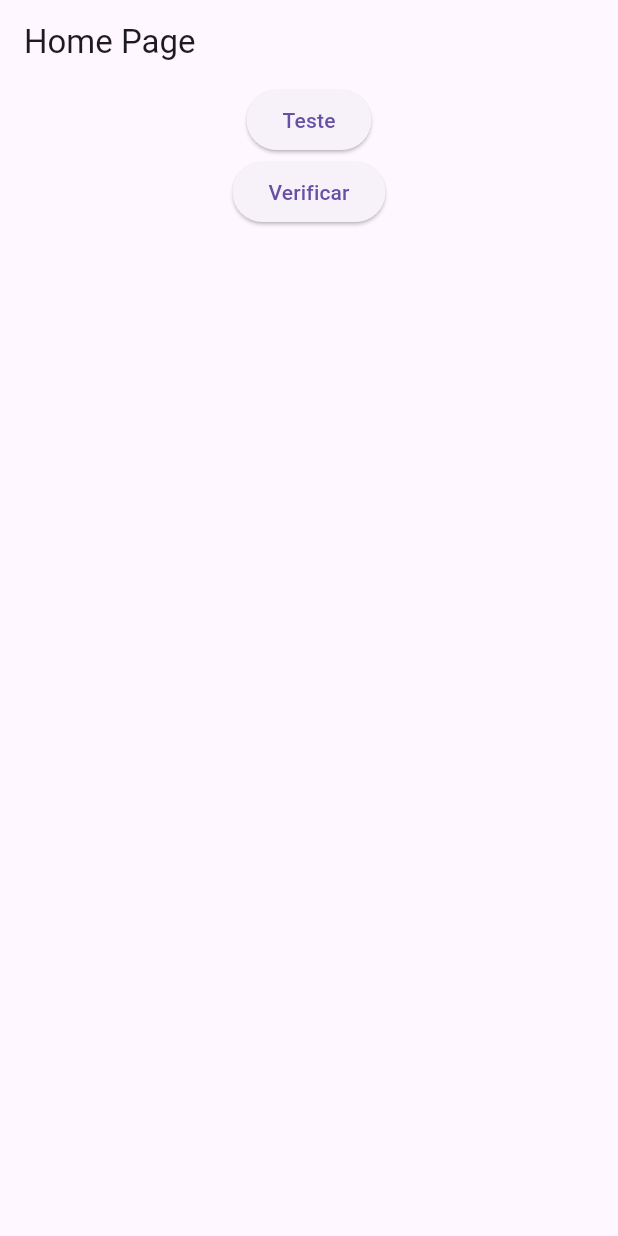
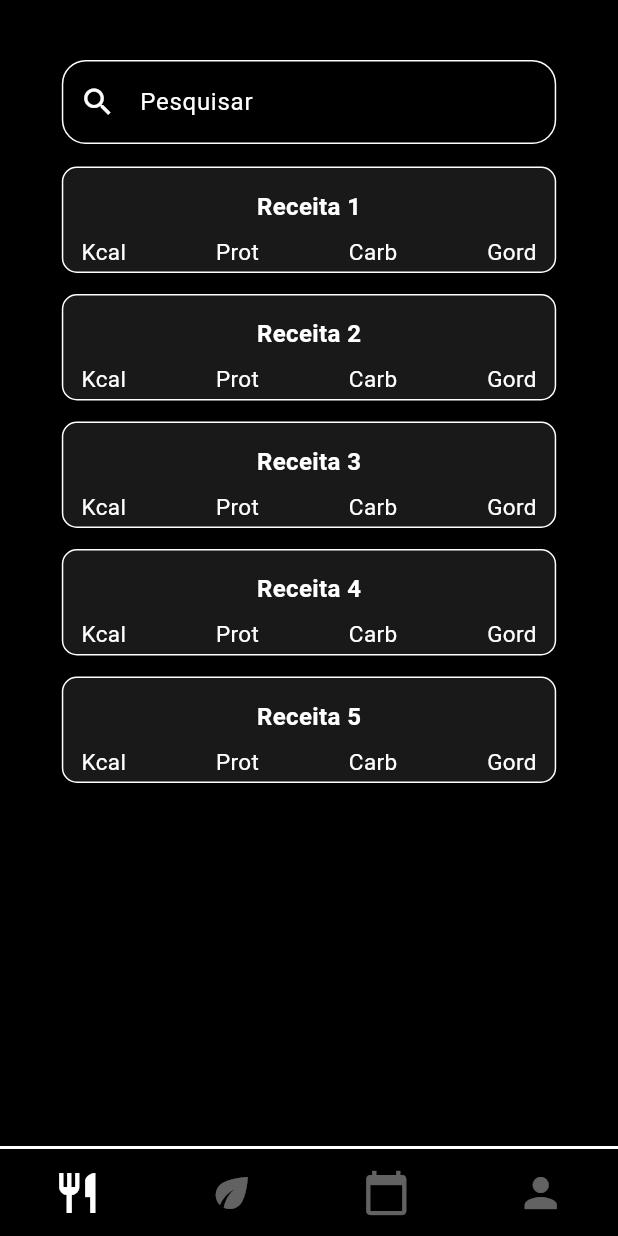
Before and after one commit to XxPregoxX/project_shape, a Flutter app: the screen it shows after launch, on a phone screen of 412 x 824 dp. Run offline on Flutter 3.47's test engine with Material 3 defaults, Android fonts, the phone set to English and light mode, and no system bars; our stand-ins replace sqflite; accounts and stored records are empty.

Commit message:
Feito um rascunho da interface, ainda tem bastante coisa pra colocar mas já da pra ter uma noção de como vai ficar. Ainda mais que já fiz a função de adicionar ingrtedientes.

```diff
--- /dev/null
+++ b/lib/GeneralWidgets.dart
@@ -0,0 +1,223 @@
+import 'package:flutter/material.dart';
+import 'package:flutter/services.dart';
+import 'package:project_shape/functions.dart';
+
+search_bar(String hint){
+           return Container(
+            margin: const EdgeInsets.fromLTRB(0, 40, 0, 8),
+             child: TextField(
+              decoration: InputDecoration(hintText: hint,
+              enabledBorder: OutlineInputBorder(
+                borderSide: BorderSide(color: Colors.white),
+                borderRadius: BorderRadius.circular(16),
+              ),
+              focusedBorder: OutlineInputBorder(
+                borderSide: BorderSide(color: Colors.white),
+                borderRadius: BorderRadius.circular(16),
+              ),
+              prefixIcon: Icon(Icons.search),
+              ),
+              ),
+           );
+}
+
+recipe_card(String name){
+  return GestureDetector(
+    onTap: () {
+
+    },
+    child: Container(
+      padding: const EdgeInsets.fromLTRB(12, 14, 12, 3),
+      margin: const EdgeInsets.symmetric(horizontal: 0, vertical: 7),
+      width: double.infinity,
+      decoration: BoxDecoration(
+        color: Color(0xFF191919),
+        borderRadius: BorderRadius.circular(10),
+        border: Border.all(color: Colors.white),
+      ),
+      child: Column(
+        children: [
+          Text(name, style: TextStyle(
+            fontSize: 16,
+            fontWeight: FontWeight.bold,
+          ),),
+          SizedBox(height: 8),
+          Row(
+            mainAxisAlignment: MainAxisAlignment.spaceBetween,
+            children: [
+              Text('Kcal', style: TextStyle(
+                fontSize: 15
+              ),),
+              Text('Prot', style: TextStyle(
+                fontSize: 15
+              ),),
+              Text('Carb', style: TextStyle(
+                fontSize: 15
+              ),),
+              Text('Gord', style: TextStyle(
+                fontSize: 15
+              ),),
+            ],
+          ),
+        ],
+      ),
+    )
+  );
+}
+
+ingredient_card(String ingredient){
+  return  Container(
+      padding: const EdgeInsets.fromLTRB(12, 14, 12, 6),
+      margin: const EdgeInsets.symmetric(horizontal: 0, vertical: 7),
+      width: double.infinity,
+      decoration: BoxDecoration(
+        border: Border.all(color: Colors.white),
+      ),
+      child: Column(
+        children: [
+          Text(ingredient, style: TextStyle(
+            fontSize: 20,
+            fontWeight: FontWeight.bold,
+          ),),
+          SizedBox(height: 15),
+          Row(
+            mainAxisAlignment: MainAxisAlignment.spaceBetween,
+            children: [
+              Text('Kcal', style: TextStyle(
+                fontSize: 15
+              ),),
+              Text('Prot', style: TextStyle(
+                fontSize: 15
+              ),),
+              Text('Carb', style: TextStyle(
+                fontSize: 15
+              ),),
+              Text('Gord', style: TextStyle(
+                fontSize: 15
+              ),),
+            ],
+          ),
+        ],
+      ),
+    );
+}
+
+day_card(String day){
+  return Container(
+    padding: const EdgeInsets.fromLTRB(12, 10, 12, 10),
+    margin: const EdgeInsets.symmetric(horizontal: 0, vertical: 5),
+    width: double.infinity,
+    decoration: BoxDecoration(
+      color: Color(0xFF323232),
+    ),
+    child: Row(
+      crossAxisAlignment: CrossAxisAlignment.center,
+      mainAxisAlignment: MainAxisAlignment.spaceBetween,
+      children: [
+        Text(day, style: TextStyle(
+          fontSize: 20,
+          fontWeight: FontWeight.w900,
+        ),),
+        Text('Calorias: 923', style: TextStyle(
+          fontSize: 18,
+        ),)
+      ],
+    )
+  );
+}
+
+general_textfield({ required String label, required TextEditingController controler, bool digitOnly = false }){
+  return TextFormField(
+    controller: controler,
+    validator: (value) {
+          if (value == null || value.isEmpty) {
+            return 'Campo obrigatório';
+          }else if (digitOnly && double.tryParse(value) == null) {
+            return 'Campo deve ser numérico';
+          }
+          return null;
+          },
+    keyboardType: digitOnly ? TextInputType.number : TextInputType.text,
+    inputFormatters: digitOnly ? [FilteringTextInputFormatter.allow(RegExp(r'[0-9.]'))] : null,
+    decoration: InputDecoration(
+      labelText: label,
+      enabledBorder: OutlineInputBorder(
+        borderSide: BorderSide(color: Colors.white),
+        borderRadius: BorderRadius.circular(16),
+      ),
+      focusedBorder: OutlineInputBorder(
+        borderSide: BorderSide(color: Colors.white),
+        borderRadius: BorderRadius.circular(16),
+      ),
+    ),
+  );
+}
+
+split_textfield(String label1, String label2, TextEditingController controler1, TextEditingController controller2){
+  return Row(
+    mainAxisAlignment: MainAxisAlignment.spaceBetween,
+    children: [
+      Expanded(child: general_textfield(label: label1, controler:  controler1, digitOnly: true)),
+      SizedBox(width: 40),
+      Expanded(child: general_textfield(label: label2, controler:  controller2, digitOnly: true)),
+    ],
+  );
+}
+
+confirmar_button(String text, VoidCallback onPressed){
+  return ElevatedButton(
+    onPressed: onPressed,
+    style: ElevatedButton.styleFrom(
+      padding: EdgeInsets.symmetric(horizontal: 50, vertical: 15),
+      side: BorderSide(color: Colors.white),
+      shape: RoundedRectangleBorder(
+        borderRadius: BorderRadius.circular(16),
+      ),
+    ),
+    child: Text(text, style: TextStyle(
+      fontSize: 18,
+      fontWeight: FontWeight.bold,
+    ),),
+  );
+}
+
+add_ingredient_form(BuildContext context){
+  final _formKey = GlobalKey<FormState>();
+  final TextEditingController nameController = TextEditingController();
+  final TextEditingController kcalController = TextEditingController();
+  final TextEditingController carbController = TextEditingController();
+  final TextEditingController protController = TextEditingController();
+  final TextEditingController fatController = TextEditingController();
+  final TextEditingController priceController = TextEditingController();
+  return Form(
+    key: _formKey,
+    child: Column(
+      children: [
+        general_textfield(label: 'Nome do ingrediente', controler: nameController),
+        SizedBox(height: 20),
+        split_textfield('Kcal', 'Carboidratos (g)', kcalController, carbController),
+        SizedBox(height: 20),
+        split_textfield('Proteínas (g)', 'Gorduras (g)', protController, fatController),
+        SizedBox(height: 20),
+        general_textfield(label: 'Preço (Kg)', controler:  priceController, digitOnly: true),
+        SizedBox(height: 20),
+        confirmar_button('Confirmar', () {
+          if (_formKey.currentState!.validate()) {
+      // tudo válido
+      double kcal = double.parse(kcalController.text);
+      double carb = double.parse(carbController.text);
+      double prot = double.parse(protController.text);
+      double fat = double.parse(fatController.text);
+      double price = double.parse(priceController.text);
+      String name = nameController.text;
+      Ingredients().insert(name, price, kcal, prot, carb, fat);
+      Navigator.pop(context);
+    } else {
+      // algum campo cagou
+      print('Form inválido');
+    }
+        }),
+      ],
+    ),
+  );
+}
--- a/lib/HomePage.dart
+++ b/lib/HomePage.dart
@@ -1,4 +1,5 @@
 import 'package:flutter/material.dart';
+import 'package:project_shape/GeneralWidgets.dart';
 import 'package:project_shape/functions.dart';
 
 
@@ -7,15 +8,20 @@ class HomePage extends StatelessWidget {
 
   @override
   Widget build(BuildContext context) {
+    double screenWidth = MediaQuery.of(context).size.width;
     return Scaffold(
-      appBar: AppBar(
-        title: const Text('Home Page'),
-      ),
       body: Center(
-        child: Column(children: [
-          ElevatedButton(onPressed: () async{Days().add_days();}, child: Text("Teste")),
-          ElevatedButton(onPressed: () async{print(await Days().getAll());}, child: Text("Verificar"))
-        ],),
+        child: SizedBox(
+          width: screenWidth * 0.8,
+          child: Column(children: [
+            search_bar('Pesquisar'),
+            recipe_card('Receita 1'),
+            recipe_card('Receita 2'),
+            recipe_card('Receita 3'),
+            recipe_card('Receita 4'),
+            recipe_card('Receita 5'),
+          ],),
+        ),
       ),
     );
   }
--- /dev/null
+++ b/lib/Page.dart
@@ -0,0 +1,70 @@
+import 'package:flutter/material.dart';
+import 'package:project_shape/HomePage.dart';
+import 'package:project_shape/Ingredients.dart';
+import 'package:project_shape/days.dart';
+import 'package:project_shape/profile.dart';
+
+class MainLayout extends StatefulWidget {
+  @override
+  State<MainLayout> createState() => _MainLayoutState();
+}
+
+class _MainLayoutState extends State<MainLayout> {
+  int _index = 0;
+
+  final pages = [
+    HomePage(),
+    ingredients(),
+    days(),
+    profile(),
+  ];
+
+  @override
+  Widget build(BuildContext context) {
+    return Scaffold(
+      body: Column(
+        children: [
+          Expanded(
+            child: IndexedStack(
+              index: _index,
+              children: pages,
+            ),
+          ),
+
+          // SUA BOTTOM BAR CUSTOM
+          Container(
+    height: 60,
+    decoration: BoxDecoration(
+      color: Color.fromARGB(255, 0, 0, 0),
+      border: Border(
+        top: BorderSide(color: Colors.white, width: 2),
+      ),
+    ),
+    child: Row(
+    mainAxisAlignment: MainAxisAlignment.spaceAround,
+    children: [
+                _item(Icons.restaurant, 0, ),
+                _item(Icons.eco, 1),
+                _item(Icons.calendar_today, 2),
+                _item(Icons.person, 3),
+    ],
+    ),
+  ),
+        ],
+      ),
+    );
+  }
+
+  Widget _item(IconData icon, int index) {
+    return GestureDetector(
+      onTap: () {
+        setState(() => _index = index);
+      },
+      child: Icon(
+        icon,
+        color: _index == index ? Colors.white : Colors.white38,
+        size: 32,
+      ),
+    );
+  }
+}
--- a/lib/main.dart
+++ b/lib/main.dart
@@ -1,5 +1,10 @@
 import 'package:flutter/material.dart';
+import 'package:project_shape/AddIngredient.dart';
 import 'package:project_shape/HomePage.dart';
+import 'package:project_shape/Ingredients.dart';
+import 'package:project_shape/Page.dart';
+import 'package:project_shape/days.dart';
+import 'package:project_shape/profile.dart';
 
 void main() {
   runApp(const MyApp());
@@ -13,9 +18,22 @@ class MyApp extends StatelessWidget {
     return MaterialApp(
       title: 'Meu app',
       theme: ThemeData(
-        useMaterial3: true, // verificar depois
+      colorScheme: const ColorScheme.dark(
+      surface: Colors.black,
+      primary: Colors.white,
+    ),
+    scaffoldBackgroundColor: Colors.black,
+    useMaterial3: true, // verificar depois
       ),
-      home: const HomePage(),
+      initialRoute: '/',
+      routes: {
+        '/': (context) => MainLayout(),
+        '/meals': (context) => HomePage(),
+        '/ingredients': (context) => ingredients(),
+        '/add_ingredient': (context) => add_ingredient(),
+        '/days': (context) => days(),
+        '/profile': (context) => profile(),
+      },
     );
   }
 }
```
Also changed, not shown: lib/AddIngredient.dart (added, +29 -0 lines), lib/Ingredients.dart (added, +31 -0 lines), lib/days.dart (added, +30 -0 lines), lib/profile.dart (added, +20 -0 lines).
